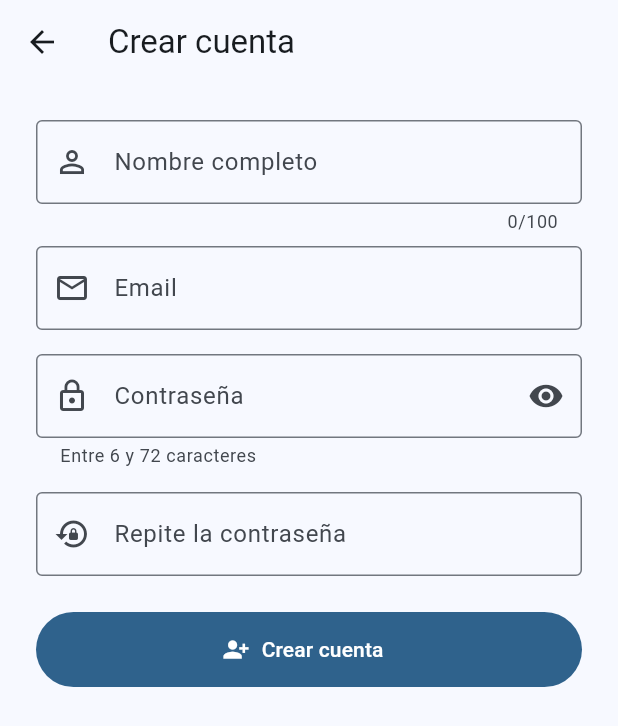
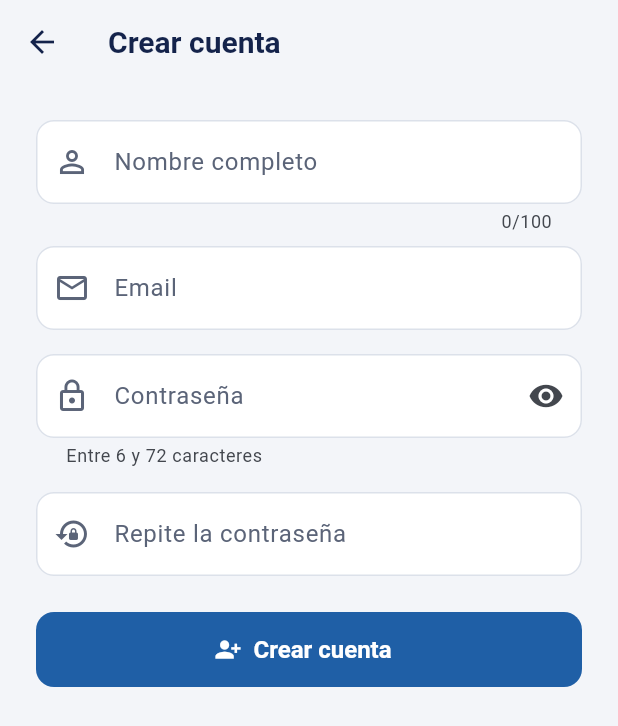
Before and after one commit to junniors-dev/prestacontrol_app, a Flutter app: the screen it shows after launch, after a tap on "¿No tienes cuenta? Regístrate", on a phone screen of 412 x 824 dp. Shown: the top 726 px of the screen. Run offline on Flutter 3.47's test engine with Material 3 defaults, Android fonts, the phone set to English and light mode, and no system bars; our stand-ins replace flutter_secure_storage; network calls fail.

Commit message:
Rediseño sobrio con los colores del logo: talón de vencimiento por préstamo, resumen, atajos de plazo y tema global

```diff
--- /dev/null
+++ b/lib/config/tema.dart
@@ -0,0 +1,99 @@
+import 'package:flutter/material.dart';
+
+/// Colores tomados del logo PrestaL&J.
+class Paleta {
+  Paleta._();
+
+  static const tinta = Color(0xFF14234B); // azul marino del texto del logo
+  static const azul = Color(0xFF1F5FA6); // acciones principales
+  static const cian = Color(0xFF0BB3D2);
+  static const naranja = Color(0xFFF5A623); // vence pronto
+  static const naranjaTexto = Color(0xFFB86E00); // naranja legible sobre blanco
+  static const fondo = Color(0xFFF3F5F9);
+  static const borde = Color(0xFFDCE1EA);
+  static const suave = Color(0xFF5B6478); // textos secundarios
+
+  static const vencido = Color(0xFFC62828);
+  static const cobrado = Color(0xFF2E7D5B);
+}
+
+/// Cifras alineadas como en un libro contable.
+const cifras = [FontFeature.tabularFigures()];
+
+ThemeData temaPrestaLJ() {
+  final esquema = ColorScheme.fromSeed(seedColor: Paleta.azul).copyWith(
+    primary: Paleta.azul,
+    onPrimary: Colors.white,
+    secondary: Paleta.naranja,
+    surface: Colors.white,
+    onSurface: Paleta.tinta,
+    error: Paleta.vencido,
+  );
+
+  final bordeCampo = OutlineInputBorder(
+    borderRadius: BorderRadius.circular(12),
+    borderSide: const BorderSide(color: Paleta.borde),
+  );
+
+  return ThemeData(
+    useMaterial3: true,
+    colorScheme: esquema,
+    scaffoldBackgroundColor: Paleta.fondo,
+    appBarTheme: const AppBarTheme(
+      backgroundColor: Paleta.fondo,
+      foregroundColor: Paleta.tinta,
+      surfaceTintColor: Colors.transparent,
+      elevation: 0,
+      titleTextStyle: TextStyle(color: Paleta.tinta, fontSize: 20, fontWeight: FontWeight.w700),
+    ),
+    inputDecorationTheme: InputDecorationTheme(
+      filled: true,
+      fillColor: Colors.white,
+      contentPadding: const EdgeInsets.symmetric(horizontal: 16, vertical: 16),
+      border: bordeCampo,
+      enabledBorder: bordeCampo,
+      focusedBorder: bordeCampo.copyWith(borderSide: const BorderSide(color: Paleta.azul, width: 1.6)),
+      errorBorder: bordeCampo.copyWith(borderSide: const BorderSide(color: Paleta.vencido)),
+      focusedErrorBorder: bordeCampo.copyWith(borderSide: const BorderSide(color: Paleta.vencido, width: 1.6)),
+      prefixIconColor: Paleta.suave,
+      labelStyle: const TextStyle(color: Paleta.suave),
+    ),
+    filledButtonTheme: FilledButtonThemeData(
+      style: FilledButton.styleFrom(
+        minimumSize: const Size.fromHeight(52),
+        shape: RoundedRectangleBorder(borderRadius: BorderRadius.circular(12)),
+        textStyle: const TextStyle(fontSize: 16, fontWeight: FontWeight.w600),
+      ),
+    ),
+    outlinedButtonTheme: OutlinedButtonThemeData(
+      style: OutlinedButton.styleFrom(
+        minimumSize: const Size.fromHeight(48),
+        shape: RoundedRectangleBorder(borderRadius: BorderRadius.circular(12)),
+        side: const BorderSide(color: Paleta.borde),
+      ),
+    ),
+    cardTheme: CardThemeData(
+      color: Colors.white,
+      elevation: 0,
+      margin: EdgeInsets.zero,
+      shape: RoundedRectangleBorder(
+        borderRadius: BorderRadius.circular(14),
+        side: const BorderSide(color: Paleta.borde),
+      ),
+    ),
+    floatingActionButtonTheme: const FloatingActionButtonThemeData(
+      backgroundColor: Paleta.tinta,
+      foregroundColor: Colors.white,
+      elevation: 2,
+    ),
+    tabBarTheme: const TabBarThemeData(
+      labelColor: Paleta.tinta,
+      unselectedLabelColor: Paleta.suave,
+      indicatorColor: Paleta.azul,
+      dividerColor: Paleta.borde,
+      labelStyle: TextStyle(fontWeight: FontWeight.w700),
+    ),
+    snackBarTheme: const SnackBarThemeData(behavior: SnackBarBehavior.floating),
+    dividerTheme: const DividerThemeData(color: Paleta.borde, space: 1),
+  );
+}
--- a/lib/main.dart
+++ b/lib/main.dart
@@ -2,6 +2,7 @@ import 'package:flutter/material.dart';
 import 'package:flutter_localizations/flutter_localizations.dart';
 
 import 'config/servidor.dart';
+import 'config/tema.dart';
 import 'screens/login_screen.dart';
 import 'screens/prestamos_screen.dart';
 import 'services/sesion_global.dart';
@@ -35,11 +36,7 @@ class PrestaControlApp extends StatelessWidget {
       debugShowCheckedModeBanner: false,
       navigatorKey: navigatorKey,
       scaffoldMessengerKey: mensajeroKey,
-      theme: ThemeData(
-        // Azul del logo PrestaL&J
-        colorScheme: ColorScheme.fromSeed(seedColor: const Color(0xFF1A7FC1)),
-        useMaterial3: true,
-      ),
+      theme: temaPrestaLJ(),
       locale: const Locale('es', 'PE'),
       supportedLocales: const [Locale('es', 'PE'), Locale('es')],
       localizationsDelegates: const [
--- a/lib/screens/login_screen.dart
+++ b/lib/screens/login_screen.dart
@@ -1,6 +1,7 @@
 import 'package:flutter/material.dart';
 
 import '../config/servidor.dart';
+import '../config/tema.dart';
 import '../services/api_client.dart';
 import '../services/auth_service.dart';
 import 'prestamos_screen.dart';
@@ -79,11 +80,12 @@ class _LoginScreenState extends State<LoginScreen> {
                   crossAxisAlignment: CrossAxisAlignment.stretch,
                   children: [
                     // El logo ya incluye el nombre PrestaL&J
-                    Image.asset('assets/logo.png', height: 190, semanticLabel: 'PrestaL&J'),
+                    Image.asset('assets/logo.png', height: 150, semanticLabel: 'PrestaL&J'),
                     const SizedBox(height: 12),
                     Text('Controla a quién le prestaste y cuándo cobrar',
-                        textAlign: TextAlign.center, style: tema.textTheme.bodyMedium),
-                    const SizedBox(height: 28),
+                        textAlign: TextAlign.center,
+                        style: tema.textTheme.bodyMedium?.copyWith(color: Paleta.suave)),
+                    const SizedBox(height: 32),
                     if (_error != null) ...[
                       _MensajeError(texto: _error!),
                       const SizedBox(height: 16),
@@ -96,7 +98,6 @@ class _LoginScreenState extends State<LoginScreen> {
                       decoration: const InputDecoration(
                         labelText: 'Email',
                         prefixIcon: Icon(Icons.email_outlined),
-                        border: OutlineInputBorder(),
                       ),
                       validator: (v) {
                         final t = v?.trim() ?? '';
@@ -115,7 +116,6 @@ class _LoginScreenState extends State<LoginScreen> {
                       decoration: InputDecoration(
                         labelText: 'Contraseña',
                         prefixIcon: const Icon(Icons.lock_outline),
-                        border: const OutlineInputBorder(),
                         suffixIcon: IconButton(
                           tooltip: _ocultar ? 'Mostrar' : 'Ocultar',
                           icon: Icon(_ocultar ? Icons.visibility : Icons.visibility_off),
@@ -131,7 +131,6 @@ class _LoginScreenState extends State<LoginScreen> {
                           ? const SizedBox(width: 18, height: 18, child: CircularProgressIndicator(strokeWidth: 2))
                           : const Icon(Icons.login),
                       label: Text(_cargando ? 'Ingresando…' : 'Iniciar sesión'),
-                      style: FilledButton.styleFrom(minimumSize: const Size.fromHeight(50)),
                     ),
                     const SizedBox(height: 8),
                     TextButton(
@@ -141,15 +140,35 @@ class _LoginScreenState extends State<LoginScreen> {
                               .push(MaterialPageRoute(builder: (_) => const RegistroScreen())),
                       child: const Text('¿No tienes cuenta? Regístrate'),
                     ),
-                    const SizedBox(height: 16),
-                    OutlinedButton.icon(
-                      onPressed: _cargando ? null : _elegirServidor,
-                      icon: const Icon(Icons.dns_outlined),
-                      label: Text('Servidor: ${ServidorConfig.nombre(ServidorConfig.modo)}'),
+                    const SizedBox(height: 28),
+                    const Divider(),
+                    const SizedBox(height: 4),
+                    // Servidor de la API: discreto, se cambia pocas veces
+                    InkWell(
+                      onTap: _cargando ? null : _elegirServidor,
+                      borderRadius: BorderRadius.circular(10),
+                      child: Padding(
+                        padding: const EdgeInsets.symmetric(vertical: 10, horizontal: 4),
+                        child: Row(
+                          children: [
+                            const Icon(Icons.dns_outlined, size: 20, color: Paleta.suave),
+                            const SizedBox(width: 10),
+                            Expanded(
+                              child: Column(
+                                crossAxisAlignment: CrossAxisAlignment.start,
+                                children: [
+                                  Text('Servidor: ${ServidorConfig.nombre(ServidorConfig.modo)}',
+                                      style: const TextStyle(fontWeight: FontWeight.w600, color: Paleta.tinta)),
+                                  Text(ServidorConfig.baseUrl,
+                                      style: const TextStyle(fontSize: 12, color: Paleta.suave)),
+                                ],
+                              ),
+                            ),
+                            const Text('Cambiar', style: TextStyle(color: Paleta.azul, fontWeight: FontWeight.w600)),
+                          ],
+                        ),
+                      ),
                     ),
-                    const SizedBox(height: 4),
-                    Text(ServidorConfig.baseUrl,
-                        textAlign: TextAlign.center, style: tema.textTheme.bodySmall),
                   ],
                 ),
               ),
--- a/lib/screens/registro_screen.dart
+++ b/lib/screens/registro_screen.dart
@@ -80,7 +80,6 @@ class _RegistroScreenState extends State<RegistroScreen> {
                   decoration: const InputDecoration(
                     labelText: 'Nombre completo',
                     prefixIcon: Icon(Icons.person_outline),
-                    border: OutlineInputBorder(),
                   ),
                   validator: (v) => (v == null || v.trim().isEmpty) ? 'Ingresa tu nombre' : null,
                 ),
@@ -92,7 +91,6 @@ class _RegistroScreenState extends State<RegistroScreen> {
                   decoration: const InputDecoration(
                     labelText: 'Email',
                     prefixIcon: Icon(Icons.email_outlined),
-                    border: OutlineInputBorder(),
                   ),
                   validator: (v) {
                     final t = v?.trim() ?? '';
@@ -110,7 +108,6 @@ class _RegistroScreenState extends State<RegistroScreen> {
                     labelText: 'Contraseña',
                     helperText: 'Entre 6 y 72 caracteres',
                     prefixIcon: const Icon(Icons.lock_outline),
-                    border: const OutlineInputBorder(),
                     suffixIcon: IconButton(
                       icon: Icon(_ocultar ? Icons.visibility : Icons.visibility_off),
                       onPressed: () => setState(() => _ocultar = !_ocultar),
@@ -132,7 +129,6 @@ class _RegistroScreenState extends State<RegistroScreen> {
                   decoration: const InputDecoration(
                     labelText: 'Repite la contraseña',
                     prefixIcon: Icon(Icons.lock_reset),
-                    border: OutlineInputBorder(),
                   ),
                   validator: (v) => v != _password.text ? 'Las contraseñas no coinciden' : null,
                 ),
--- a/lib/screens/servidor_screen.dart
+++ b/lib/screens/servidor_screen.dart
@@ -100,7 +100,6 @@ class _ServidorScreenState extends State<ServidorScreen> {
                 labelText: 'IP de la PC',
                 suffixText: ':${ServidorConfig.puerto}',
                 prefixIcon: Icon(Icons.computer),
-                border: OutlineInputBorder(),
               ),
               onChanged: (_) => setState(() => _resultado = null),
             ),
--- a/lib/utils/formato.dart
+++ b/lib/utils/formato.dart
@@ -21,3 +21,8 @@ String fechaIso(DateTime d) =>
     '${d.year}-${d.month.toString().padLeft(2, '0')}-${d.day.toString().padLeft(2, '0')}';
 
 DateTime soloFecha(DateTime d) => DateTime(d.year, d.month, d.day);
+
+const _meses = ['ENE', 'FEB', 'MAR', 'ABR', 'MAY', 'JUN', 'JUL', 'AGO', 'SET', 'OCT', 'NOV', 'DIC'];
+
+/// NOV, DIC… (abreviaturas usadas en Perú)
+String mesCorto(DateTime d) => _meses[d.month - 1];
```
Also changed, not shown: lib/screens/prestamo_form_screen.dart (+34 -15 lines), lib/screens/prestamos_screen.dart (+176 -117 lines).
